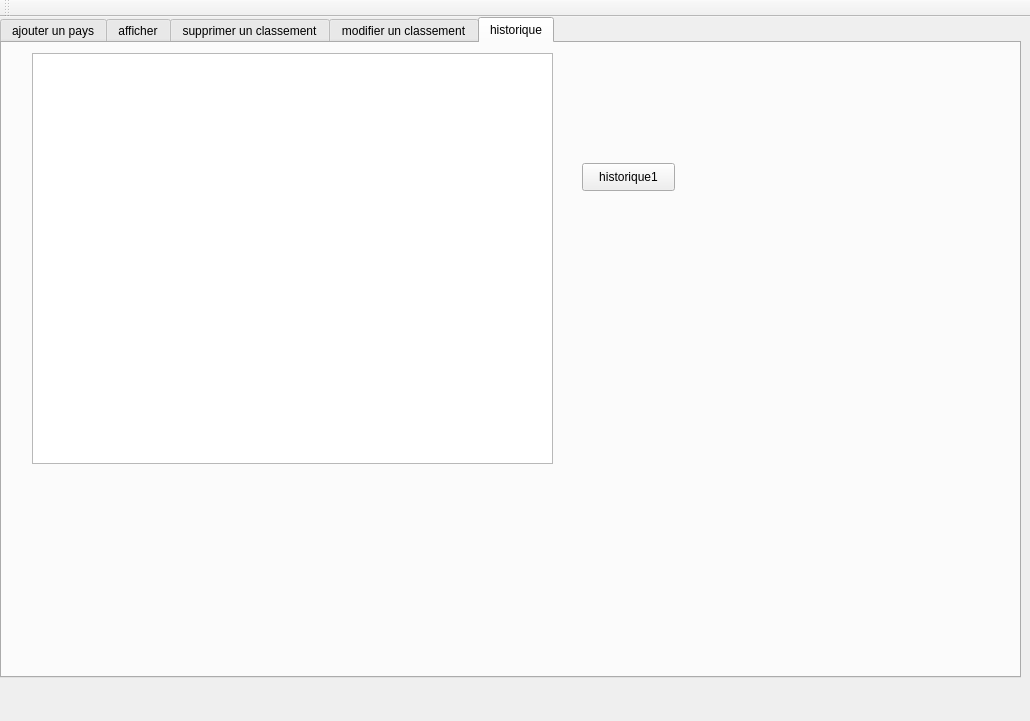
First picture: the form in mainwindow.ui, repository zakaria801/olympic-games-2A23, before the edit.
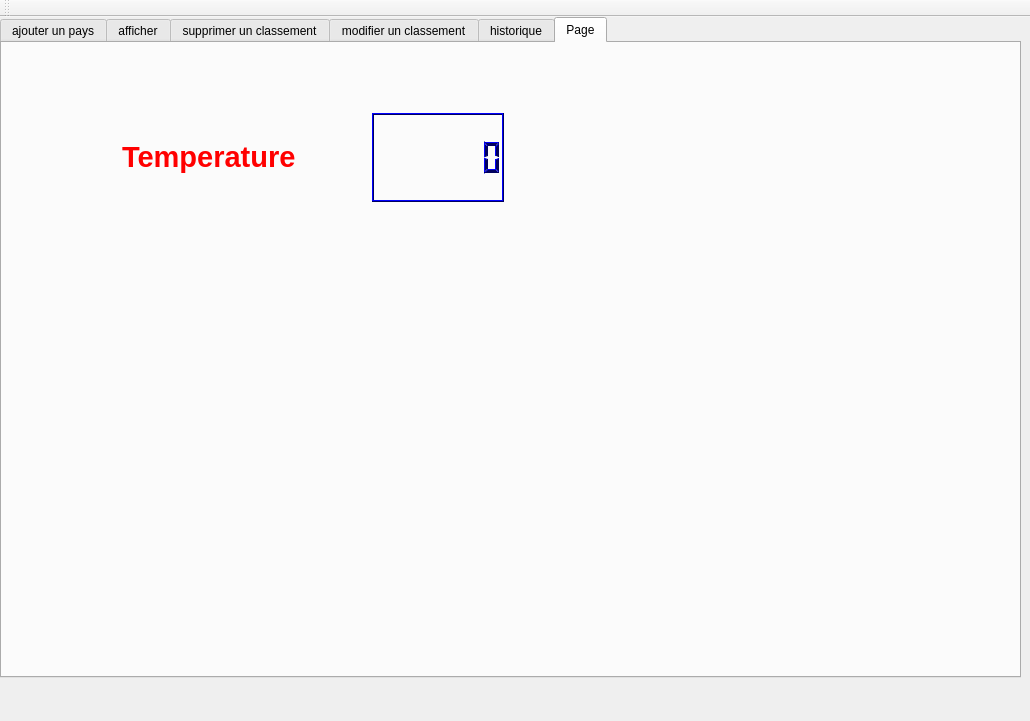
Second picture: the form after the edit. Icons and pictures are not drawn.

What changed in the file:
```diff
--- a/mainwindow.ui
+++ b/mainwindow.ui
@@ -30,7 +30,7 @@
      <string notr="true">background-image: url(:/IMG/image/126899884_1814232468724026_7524869894770073441_n.png);</string>
     </property>
     <property name="currentIndex">
-     <number>4</number>
+     <number>5</number>
     </property>
     <widget class="QWidget" name="widget">
      <attribute name="title">
@@ -527,6 +527,209 @@
       </property>
      </widget>
     </widget>
+    <widget class="QWidget" name="tab_2">
+     <attribute name="title">
+      <string>Page</string>
+     </attribute>
+     <widget class="QLCDNumber" name="temp_lcdNumber">
+      <property name="geometry">
+       <rect>
+        <x>370</x>
+        <y>70</y>
+        <width>132</width>
+        <height>89</height>
+       </rect>
+      </property>
+      <property name="palette">
+       <palette>
+        <active>
+         <colorrole role="WindowText">
+          <brush brushstyle="SolidPattern">
+           <color alpha="255">
+            <red>0</red>
+            <green>0</green>
+            <blue>94</blue>
+           </color>
+          </brush>
+         </colorrole>
+         <colorrole role="Light">
+          <brush brushstyle="SolidPattern">
+           <color alpha="255">
+            <red>0</red>
+            <green>0</green>
+            <blue>255</blue>
+           </color>
+          </brush>
+         </colorrole>
+         <colorrole role="Dark">
+          <brush brushstyle="SolidPattern">
+           <color alpha="255">
+            <red>0</red>
+            <green>0</green>
+            <blue>94</blue>
+           </color>
+          </brush>
+         </colorrole>
+         <colorrole role="Text">
+          <brush brushstyle="SolidPattern">
+           <color alpha="255">
+            <red>60</red>
+            <green>60</green>
+            <blue>60</blue>
+           </color>
+          </brush>
+         </colorrole>
+         <colorrole role="ButtonText">
+          <brush brushstyle="SolidPattern">
+           <color alpha="255">
+            <red>76</red>
+            <green>76</green>
+            <blue>76</blue>
+           </color>
+          </brush>
+         </colorrole>
+         <colorrole role="PlaceholderText">
+          <brush brushstyle="NoBrush">
+           <color alpha="128">
+            <red>60</red>
+            <green>60</green>
+            <blue>60</blue>
+           </color>
+          </brush>
+         </colorrole>
+        </active>
+        <inactive>
+         <colorrole role="WindowText">
+          <brush brushstyle="SolidPattern">
+           <color alpha="255">
+            <red>0</red>
+            <green>0</green>
+            <blue>94</blue>
+           </color>
+          </brush>
+         </colorrole>
+         <colorrole role="Light">
+          <brush brushstyle="SolidPattern">
+           <color alpha="255">
+            <red>0</red>
+            <green>0</green>
+            <blue>255</blue>
+           </color>
+          </brush>
+         </colorrole>
+         <colorrole role="Dark">
+          <brush brushstyle="SolidPattern">
+           <color alpha="255">
+            <red>0</red>
+            <green>0</green>
+            <blue>94</blue>
+           </color>
+          </brush>
+         </colorrole>
+         <colorrole role="Text">
+          <brush brushstyle="SolidPattern">
+           <color alpha="255">
+            <red>60</red>
+            <green>60</green>
+            <blue>60</blue>
+           </color>
+          </brush>
+         </colorrole>
+         <colorrole role="ButtonText">
+          <brush brushstyle="SolidPattern">
+           <color alpha="255">
+            <red>76</red>
+            <green>76</green>
+            <blue>76</blue>
+           </color>
+          </brush>
+         </colorrole>
+         <colorrole role="PlaceholderText">
+          <brush brushstyle="NoBrush">
+           <color alpha="128">
+            <red>60</red>
+            <green>60</green>
+            <blue>60</blue>
+           </color>
+          </brush>
+         </colorrole>
+        </inactive>
+        <disabled>
+         <colorrole role="WindowText">
+          <brush brushstyle="SolidPattern">
+           <color alpha="255">
+            <red>0</red>
+            <green>0</green>
+            <blue>94</blue>
+           </color>
+          </brush>
+         </colorrole>
+         <colorrole role="Light">
+          <brush brushstyle="SolidPattern">
+           <color alpha="255">
+            <red>0</red>
+            <green>0</green>
+            <blue>255</blue>
+           </color>
+          </brush>
+         </colorrole>
+         <colorrole role="Dark">
+          <brush brushstyle="SolidPattern">
+           <color alpha="255">
+            <red>0</red>
+            <green>0</green>
+            <blue>94</blue>
+           </color>
+          </brush>
+         </colorrole>
+         <colorrole role="Text">
+          <brush brushstyle="SolidPattern">
+           <color alpha="255">
+            <red>0</red>
+            <green>0</green>
+            <blue>94</blue>
+           </color>
+          </brush>
+         </colorrole>
+         <colorrole role="ButtonText">
+          <brush brushstyle="SolidPattern">
+           <color alpha="255">
+            <red>0</red>
+            <green>0</green>
+            <blue>94</blue>
+           </color>
+          </brush>
+         </colorrole>
+         <colorrole role="PlaceholderText">
+          <brush brushstyle="NoBrush">
+           <color alpha="128">
+            <red>60</red>
+            <green>60</green>
+            <blue>60</blue>
+           </color>
+          </brush>
+         </colorrole>
+        </disabled>
+       </palette>
+      </property>
+      <property name="digitCount">
+       <number>7</number>
+      </property>
+     </widget>
+     <widget class="QLabel" name="temp_label">
+      <property name="geometry">
+       <rect>
+        <x>120</x>
+        <y>70</y>
+        <width>241</width>
+        <height>89</height>
+       </rect>
+      </property>
+      <property name="text">
+       <string>&lt;html&gt;&lt;head/&gt;&lt;body&gt;&lt;p&gt;&lt;span style=&quot; font-size:22pt; font-weight:600; color:#ff0000;&quot;&gt;Temperature&lt;/span&gt;&lt;/p&gt;&lt;/body&gt;&lt;/html&gt;</string>
+      </property>
+     </widget>
+    </widget>
    </widget>
   </widget>
   <widget class="QMenuBar" name="menuBar">
```
